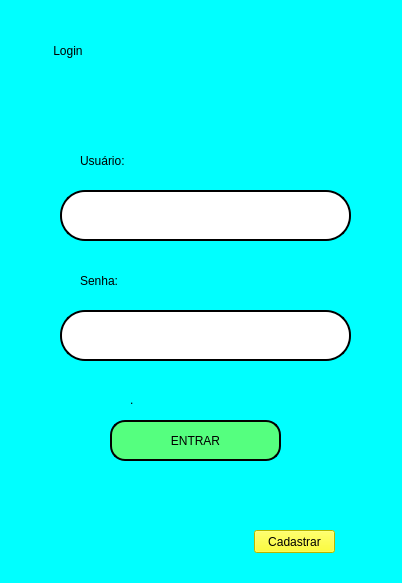
Before: the Qt Designer form IHC-2/tela1.ui in FragosoNeto/Universidade, drawn with Qt 5.
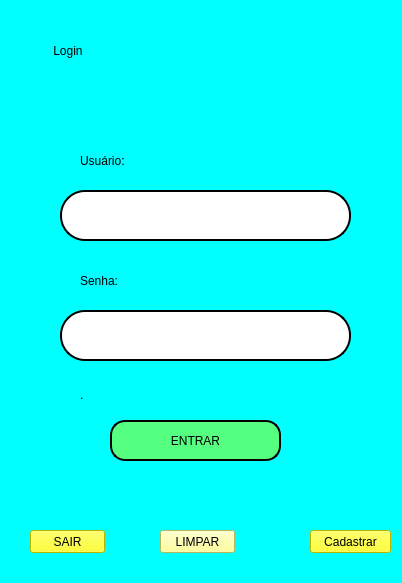
After: the same form once the commit is applied.

The edit to the form file:
```diff
--- a/IHC-2/tela1.ui
+++ b/IHC-2/tela1.ui
@@ -110,7 +110,7 @@
   <widget class="QPushButton" name="pushButton_2">
    <property name="geometry">
     <rect>
-     <x>254</x>
+     <x>310</x>
      <y>530</y>
      <width>81</width>
      <height>23</height>
@@ -144,16 +144,52 @@
   <widget class="QLabel" name="label_4">
    <property name="geometry">
     <rect>
-     <x>130</x>
-     <y>390</y>
-     <width>131</width>
-     <height>20</height>
+     <x>80</x>
+     <y>379</y>
+     <width>271</width>
+     <height>31</height>
     </rect>
    </property>
+   <property name="styleSheet">
+    <string notr="true">font: 16pt &quot;MS Shell Dlg 2&quot;;
+font: 20pt &quot;MS Shell Dlg 2&quot;;</string>
+   </property>
    <property name="text">
     <string>.</string>
    </property>
   </widget>
+  <widget class="QPushButton" name="pushButton_3">
+   <property name="geometry">
+    <rect>
+     <x>30</x>
+     <y>530</y>
+     <width>75</width>
+     <height>23</height>
+    </rect>
+   </property>
+   <property name="styleSheet">
+    <string notr="true">background-color: rgb(255, 255, 0);</string>
+   </property>
+   <property name="text">
+    <string>SAIR</string>
+   </property>
+  </widget>
+  <widget class="QPushButton" name="pushButton_4">
+   <property name="geometry">
+    <rect>
+     <x>160</x>
+     <y>530</y>
+     <width>75</width>
+     <height>23</height>
+    </rect>
+   </property>
+   <property name="styleSheet">
+    <string notr="true">background-color: rgb(255, 255, 127);</string>
+   </property>
+   <property name="text">
+    <string>LIMPAR</string>
+   </property>
+  </widget>
  </widget>
  <resources/>
  <connections/>
```
